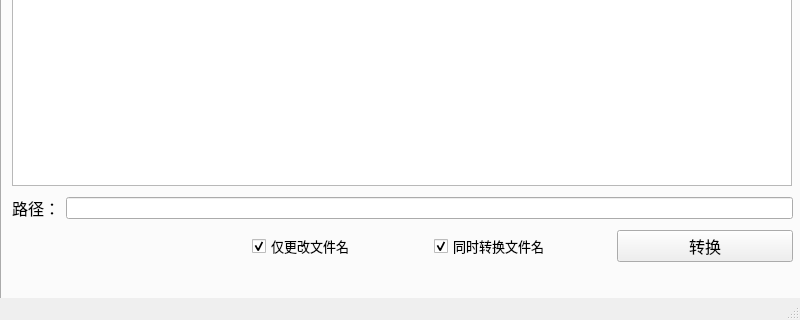
This is mainwindow.ui in Libra1107/DisorderCodeDealer as Qt 5 draws it before an edit; both pictures show x 0 to 800 and y 580 to 900 of the 800 by 900 pixel window. The edited form follows.
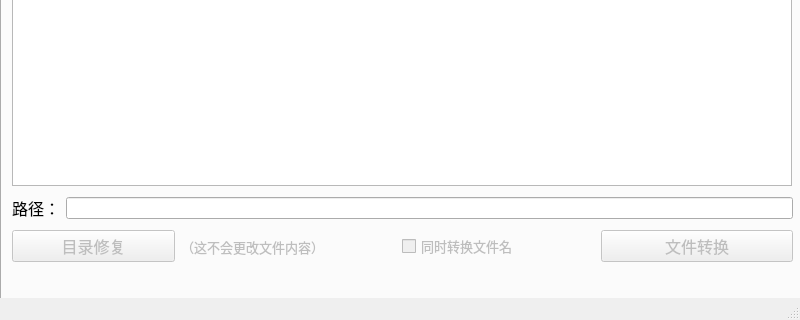
This is the edited form. The open tabs and pages were chosen to show the change.

Patch:
```diff
--- a/mainwindow.ui
+++ b/mainwindow.ui
@@ -178,33 +178,21 @@
        </item>
       </layout>
      </widget>
-     <widget class="QWidget" name="">
+     <widget class="QWidget" name="layoutWidget">
       <property name="geometry">
        <rect>
-        <x>250</x>
+        <x>400</x>
         <y>780</y>
-        <width>541</width>
+        <width>391</width>
         <height>41</height>
        </rect>
       </property>
-      <layout class="QHBoxLayout" name="horizontalLayout_2">
-       <item>
-        <widget class="QCheckBox" name="onlyTransName">
-         <property name="font">
-          <font>
-           <pointsize>10</pointsize>
-          </font>
-         </property>
-         <property name="text">
-          <string>仅更改文件名</string>
-         </property>
-         <property name="checked">
-          <bool>true</bool>
-         </property>
-        </widget>
-       </item>
+      <layout class="QHBoxLayout" name="fileProcessor">
        <item>
         <widget class="QCheckBox" name="fileNameTrans">
+         <property name="enabled">
+          <bool>false</bool>
+         </property>
          <property name="font">
           <font>
            <pointsize>10</pointsize>
@@ -213,20 +201,68 @@
          <property name="text">
           <string>同时转换文件名</string>
          </property>
-         <property name="checked">
+         <property name="checkable">
           <bool>true</bool>
          </property>
+         <property name="checked">
+          <bool>false</bool>
+         </property>
         </widget>
        </item>
        <item>
-        <widget class="QPushButton" name="pushButton_2">
+        <widget class="QPushButton" name="fileTrans">
+         <property name="enabled">
+          <bool>false</bool>
+         </property>
          <property name="font">
           <font>
            <pointsize>12</pointsize>
           </font>
          </property>
          <property name="text">
-          <string>转换</string>
+          <string>文件转换</string>
+         </property>
+        </widget>
+       </item>
+      </layout>
+     </widget>
+     <widget class="QWidget" name="">
+      <property name="geometry">
+       <rect>
+        <x>10</x>
+        <y>780</y>
+        <width>331</width>
+        <height>41</height>
+       </rect>
+      </property>
+      <layout class="QHBoxLayout" name="folderFixer">
+       <item>
+        <widget class="QPushButton" name="folderFix">
+         <property name="enabled">
+          <bool>false</bool>
+         </property>
+         <property name="font">
+          <font>
+           <pointsize>12</pointsize>
+          </font>
+         </property>
+         <property name="text">
+          <string>目录修复</string>
+         </property>
+        </widget>
+       </item>
+       <item>
+        <widget class="QLabel" name="attention">
+         <property name="enabled">
+          <bool>false</bool>
+         </property>
+         <property name="font">
+          <font>
+           <pointsize>10</pointsize>
+          </font>
+         </property>
+         <property name="text">
+          <string>（这不会更改文件内容）</string>
          </property>
         </widget>
        </item>
```
Left out of the diff: 4 changed lines with no effect on the pictures.
